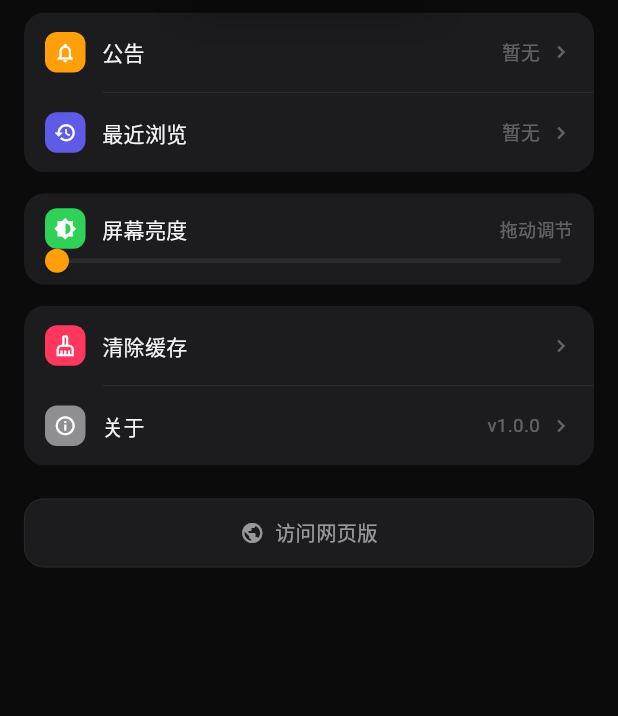
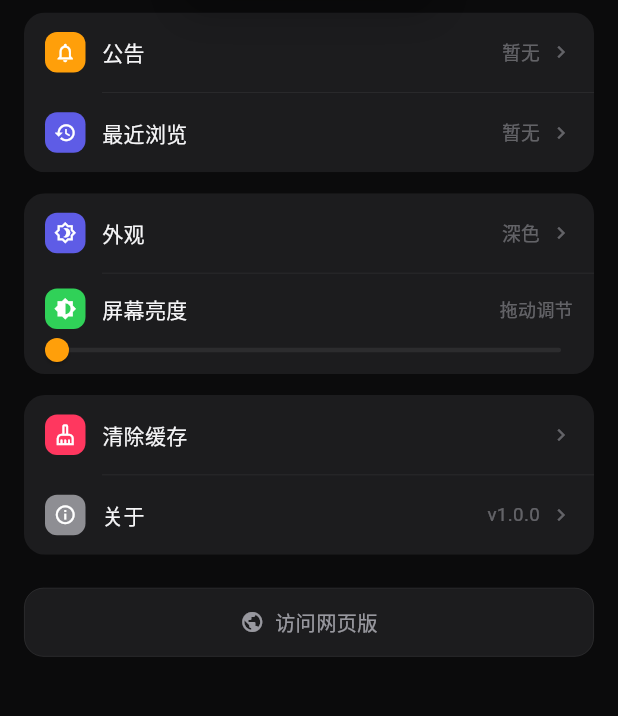
Before and after one commit to TKPORL/mrhyfx-app, a Flutter app: the MePage screen opened directly, after a tap on "清除缓存", on a phone screen of 412 x 824 dp, the part 286-1002 px from its top. Run offline on Flutter 3.47's test engine with Material 3 defaults, Android fonts, the phone set to English and light mode, and no system bars; our stand-ins replace cached_network_image, shared_preferences; accounts and stored records are empty; network calls fail.

Commit message:
新增深/浅色主题（我的→外观）；配色收敛到 T 并去掉写死颜色；亮度滑块与图标拉开间距

```diff
--- a/lib/ui/me_page.dart
+++ b/lib/ui/me_page.dart
@@ -7,24 +7,26 @@ import '../services/cache.dart';
 import '../services/dim.dart';
 import '../services/games_repo.dart';
 import '../services/store.dart';
+import '../services/theme_ctrl.dart';
 import 'about_page.dart';
 import 'detail_page.dart';
 import 'theme.dart';
 import 'tip.dart';
 
 class MePage extends StatefulWidget {
-  const MePage({super.key});
+  MePage({super.key});
   @override
   State<MePage> createState() => _MePageState();
 }
 
 class _MePageState extends State<MePage> {
-  static const _name = 'Tsinho 黄油站';
+  static final _name = 'Tsinho 黄油站';
   int _favCount = 0;
   int _recentCount = 0;
   Map<String, dynamic>? _links;
   int _annCount = 0;
   String _ver = '1.0.0';
+  String _modeLabel = '深色';
 
   @override
   void initState() {
@@ -38,6 +40,7 @@ class _MePageState extends State<MePage> {
     final links = await Api.json(Api.appRepo, 'app-links.json');
     final ann = await Api.json(Api.appRepo, 'announcements.json');
     final ver = await Api.json(Api.appRepo, 'version.json');
+    _syncModeLabel();
     if (!mounted) return;
     setState(() {
       _favCount = favs.length;
@@ -55,67 +58,69 @@ class _MePageState extends State<MePage> {
 
   @override
   Widget build(BuildContext context) {
-    final groups = (_links?['groups'] as List?) ?? const [];
-    final contacts = (_links?['contacts'] as List?) ?? const [];
+    final groups = (_links?['groups'] as List?) ?? [];
+    final contacts = (_links?['contacts'] as List?) ?? [];
     return Scaffold(
       backgroundColor: T.bg,
       body: SafeArea(
         bottom: false,
         child: ListView(
-          padding: const EdgeInsets.fromLTRB(16, 26, 16, 120),
+          padding: EdgeInsets.fromLTRB(16, 26, 16, 120),
           children: [
             Center(
               child: Container(
                 width: 84,
                 height: 84,
-                decoration: const BoxDecoration(
+                decoration: BoxDecoration(
                   shape: BoxShape.circle,
                   image: DecorationImage(image: AssetImage('assets/avatar.webp'), fit: BoxFit.cover),
                   boxShadow: [BoxShadow(color: Color(0x44000000), blurRadius: 18, offset: Offset(0, 8))],
                 ),
               ),
             ),
-            const SizedBox(height: 12),
-            const Center(
+            SizedBox(height: 12),
+            Center(
               child: Text(_name,
                   style: TextStyle(fontSize: 19, fontWeight: FontWeight.w700)),
             ),
-            const SizedBox(height: 5),
+            SizedBox(height: 5),
             Center(
               child: Text('已收藏 $_favCount 款 · 看过 $_recentCount 款',
-                  style: const TextStyle(fontSize: 12.5, color: T.tx3)),
+                  style: TextStyle(fontSize: 12.5, color: T.tx3)),
             ),
-            const SizedBox(height: 24),
+            SizedBox(height: 24),
             _group([
-              _row(Icons.notifications_none, const Color(0xFFFF9F0A), '公告',
+              _row(Icons.notifications_none, Color(0xFFFF9F0A), '公告',
                   value: _annCount > 0 ? '$_annCount 条' : '暂无', onTap: _showAnn),
-              _row(Icons.history, const Color(0xFF5E5CE6), '最近浏览',
+              _row(Icons.history, Color(0xFF5E5CE6), '最近浏览',
                   value: _recentCount > 0 ? '$_recentCount 款' : '暂无', onTap: _showRecent),
             ]),
-            const SizedBox(height: 14),
+            SizedBox(height: 14),
             _group([
+              _row(Icons.brightness_4_outlined, const Color(0xFF5E5CE6), '外观',
+                  value: _modeLabel, onTap: _pickTheme),
               _brightnessRow(),
             ]),
             if (groups.isNotEmpty || contacts.isNotEmpty) ...[
-              const SizedBox(height: 14),
+              SizedBox(height: 14),
               _group([
                 for (final g in groups)
-                  _row(Icons.groups_outlined, const Color(0xFF0A84FF), (g['name'] ?? '').toString(),
+                  _row(Icons.groups_outlined, Color(0xFF0A84FF), (g['name'] ?? '').toString(),
                       value: (g['qq'] ?? '').toString(), onTap: () => _open(g['url']?.toString())),
                 for (final c in contacts)
-                  _row(Icons.chat_bubble_outline, const Color(0xFF0A84FF), (c['name'] ?? '').toString(),
+                  _row(Icons.chat_bubble_outline, Color(0xFF0A84FF), (c['name'] ?? '').toString(),
                       onTap: () => _open(c['url']?.toString())),
               ]),
             ],
-            const SizedBox(height: 14),
+            SizedBox(height: 14),
             _group([
-              _row(Icons.cleaning_services_outlined, const Color(0xFFFF375F), '清除缓存',
+              _row(Icons.cleaning_services_outlined, Color(0xFFFF375F), '清除缓存',
                   onTap: _clearCache),
-              _row(Icons.info_outline, const Color(0xFF8E8E93), '关于', value: 'v$_ver',
+              _row(Icons.info_outline, Color(0xFF8E8E93), '关于', value: 'v$_ver',
                   onTap: () => Navigator.of(context)
-                      .push(MaterialPageRoute(builder: (_) => const AboutPage()))),
+                      .push(MaterialPageRoute(builder: (_) => AboutPage()))),
             ]),
-            const SizedBox(height: 22),
+            SizedBox(height: 22),
             GestureDetector(
               onTap: () => _open('https://tkporl.github.io/mrhyfx/'),
               child: Container(
@@ -125,7 +130,7 @@ class _MePageState extends State<MePage> {
                   borderRadius: BorderRadius.circular(13),
                   border: Border.all(color: T.line, width: 0.5),
                 ),
-                child: const Row(
+                child: Row(
                   mainAxisAlignment: MainAxisAlignment.center,
                   children: [
                     Icon(Icons.public, size: 16, color: T.tx2),
@@ -141,9 +146,54 @@ class _MePageState extends State<MePage> {
     );
   }
 
+  void _syncModeLabel() {
+    final m = ThemeCtrl.mode.value;
+    _modeLabel = m == ThemeMode.light ? '浅色' : m == ThemeMode.system ? '跟随系统' : '深色';
+  }
+
+  Future<void> _pickTheme() async {
+    final picked = await showModalBottomSheet<ThemeMode>(
+      context: context,
+      backgroundColor: T.card,
+      shape: const RoundedRectangleBorder(borderRadius: BorderRadius.vertical(top: Radius.circular(20))),
+      builder: (c) => SafeArea(
+        child: Column(
+          mainAxisSize: MainAxisSize.min,
+          children: [
+            const Padding(
+              padding: EdgeInsets.fromLTRB(18, 16, 18, 8),
+              child: Align(
+                alignment: Alignment.centerLeft,
+                child: Text('外观', style: TextStyle(fontSize: 17, fontWeight: FontWeight.w700)),
+              ),
+            ),
+            for (final e in [
+              (ThemeMode.dark, '深色', '全黑背景，夜里看舒服'),
+              (ThemeMode.light, '浅色', '白底深字，白天更清楚'),
+              (ThemeMode.system, '跟随系统', '跟手机设置走'),
+            ])
+              ListTile(
+                title: Text(e.$2, style: const TextStyle(fontSize: 15)),
+                subtitle: Text(e.$3, style: TextStyle(fontSize: 12, color: T.tx3)),
+                trailing: ThemeCtrl.mode.value == e.$1
+                    ? const Icon(Icons.check, size: 18, color: T.ac)
+                    : null,
+                onTap: () => Navigator.pop(c, e.$1),
+              ),
+            const SizedBox(height: 10),
+          ],
+        ),
+      ),
+    );
+    if (picked != null) {
+      await ThemeCtrl.set(picked);
+      if (mounted) setState(_syncModeLabel);
+    }
+  }
+
   Widget _brightnessRow() {
     return Padding(
-      padding: const EdgeInsets.fromLTRB(14, 10, 14, 8),
+      padding: EdgeInsets.fromLTRB(14, 10, 14, 8),
       child: Column(
         crossAxisAlignment: CrossAxisAlignment.start,
         children: [
@@ -153,20 +203,21 @@ class _MePageState extends State<MePage> {
                 width: 27,
                 height: 27,
                 decoration: BoxDecoration(
-                    color: const Color(0xFF30D158), borderRadius: BorderRadius.circular(8)),
-                child: const Icon(Icons.brightness_6, size: 15, color: Colors.white),
+                    color: Color(0xFF30D158), borderRadius: BorderRadius.circular(8)),
+                child: Icon(Icons.brightness_6, size: 15, color: Colors.white),
               ),
-              const SizedBox(width: 11),
-              const Expanded(child: Text('屏幕亮度', style: TextStyle(fontSize: 14))),
+              SizedBox(width: 11),
+              Expanded(child: Text('屏幕亮度', style: TextStyle(fontSize: 14))),
               Text('拖动调节', style: TextStyle(fontSize: 12, color: T.tx3)),
             ],
           ),
+          const SizedBox(height: 6),
           ValueListenableBuilder<double>(
             valueListenable: Dim.value,
             builder: (c, v, _) => SliderTheme(
               data: SliderTheme.of(context).copyWith(
                 trackHeight: 3,
-                thumbShape: const RoundSliderThumbShape(enabledThumbRadius: 8),
+                thumbShape: RoundSliderThumbShape(enabledThumbRadius: 8),
                 overlayShape: SliderComponentShape.noOverlay,
                 activeTrackColor: T.ac,
                 inactiveTrackColor: T.card2,
@@ -189,7 +240,7 @@ class _MePageState extends State<MePage> {
     final items = <Widget>[];
     for (var i = 0; i < children.length; i++) {
       if (i > 0) {
-        items.add(const Divider(height: 0.5, thickness: 0.5, indent: 52, color: T.line));
+        items.add(Divider(height: 0.5, thickness: 0.5, indent: 52, color: T.line));
       }
       items.add(children[i]);
     }
@@ -202,7 +253,7 @@ class _MePageState extends State<MePage> {
   Widget _row(IconData ic, Color tint, String label, {String? value, VoidCallback? onTap}) => InkWell(
         onTap: onTap ?? () => Tip.show(context, '$label 还在做，先看别的'),
         child: Padding(
-          padding: const EdgeInsets.symmetric(horizontal: 14, vertical: 13),
+          padding: EdgeInsets.symmetric(horizontal: 14, vertical: 13),
           child: Row(
             children: [
               Container(
@@ -211,12 +262,12 @@ class _MePageState extends State<MePage> {
                 decoration: BoxDecoration(color: tint, borderRadius: BorderRadius.circular(8)),
                 child: Icon(ic, size: 15, color: Colors.white),
               ),
-              const SizedBox(width: 11),
-              Expanded(child: Text(label, style: const TextStyle(fontSize: 14))),
+              SizedBox(width: 11),
+              Expanded(child: Text(label, style: TextStyle(fontSize: 14))),
               if (value != null && value.isNotEmpty)
-                Text(value, style: const TextStyle(fontSize: 12.5, color: T.tx3)),
-              const SizedBox(width: 6),
-              const Icon(Icons.chevron_right, size: 16, color: T.tx3),
+                Text(value, style: TextStyle(fontSize: 12.5, color: T.tx3)),
+              SizedBox(width: 6),
+              Icon(Icons.chevron_right, size: 16, color: T.tx3),
             ],
           ),
         ),
@@ -237,32 +288,32 @@ class _MePageState extends State<MePage> {
 
   Future<void> _showAnn() async {
     final ann = await Api.json(Api.appRepo, 'announcements.json');
-    final items = (ann?['items'] as List?) ?? const [];
+    final items = (ann?['items'] as List?) ?? [];
     if (!mounted) return;
     showModalBottomSheet(
       context: context,
       backgroundColor: T.card,
-      shape: const RoundedRectangleBorder(borderRadius: BorderRadius.vertical(top: Radius.circular(20))),
+      shape: RoundedRectangleBorder(borderRadius: BorderRadius.vertical(top: Radius.circular(20))),
       builder: (c) => SafeArea(
         child: Padding(
-          padding: const EdgeInsets.fromLTRB(18, 16, 18, 18),
+          padding: EdgeInsets.fromLTRB(18, 16, 18, 18),
           child: ListView(
             shrinkWrap: true,
             children: [
-              const Text('公告', style: TextStyle(fontSize: 19, fontWeight: FontWeight.w700)),
-              const SizedBox(height: 12),
-              if (items.isEmpty) const Text('暂无公告', style: TextStyle(color: T.tx3)),
+              Text('公告', style: TextStyle(fontSize: 19, fontWeight: FontWeight.w700)),
+              SizedBox(height: 12),
+              if (items.isEmpty) Text('暂无公告', style: TextStyle(color: T.tx3)),
               for (final a in items)
                 Padding(
-                  padding: const EdgeInsets.only(bottom: 14),
+                  padding: EdgeInsets.only(bottom: 14),
                   child: Column(
                     crossAxisAlignment: CrossAxisAlignment.start,
                     children: [
                       Text((a['title'] ?? '').toString(),
-                          style: const TextStyle(fontSize: 14, fontWeight: FontWeight.w600)),
-                      const SizedBox(height: 5),
+                          style: TextStyle(fontSize: 14, fontWeight: FontWeight.w600)),
+                      SizedBox(height: 5),
                       Text((a['body'] ?? '').toString(),
-                          style: const TextStyle(fontSize: 13, height: 1.6, color: T.tx2)),
+                          style: TextStyle(fontSize: 13, height: 1.6, color: T.tx2)),
                     ],
                   ),
                 ),
@@ -282,15 +333,15 @@ class _MePageState extends State<MePage> {
     showModalBottomSheet(
       context: context,
       backgroundColor: T.card,
-      shape: const RoundedRectangleBorder(borderRadius: BorderRadius.vertical(top: Radius.circular(20))),
+      shape: RoundedRectangleBorder(borderRadius: BorderRadius.vertical(top: Radius.circular(20))),
       builder: (c) => SafeArea(
         child: ListView(
           shrinkWrap: true,
-          padding: const EdgeInsets.fromLTRB(16, 16, 16, 18),
+          padding: EdgeInsets.fromLTRB(16, 16, 16, 18),
           children: [
-            const Text('最近浏览', style: TextStyle(fontSize: 19, fontWeight: FontWeight.w700)),
-            const SizedBox(height: 10),
-            if (list.isEmpty) const Text('还没有记录', style: TextStyle(color: T.tx3)),
+            Text('最近浏览', style: TextStyle(fontSize: 19, fontWeight: FontWeight.w700)),
+            SizedBox(height: 10),
+            if (list.isEmpty) Text('还没有记录', style: TextStyle(color: T.tx3)),
             for (final g in list)
               ListTile(
                 contentPadding: EdgeInsets.zero,
@@ -299,10 +350,10 @@ class _MePageState extends State<MePage> {
                   child: Image.network(g.cover,
                       width: 42, height: 52, fit: BoxFit.cover,
                       errorBuilder: (a, b, c2) =>
-                          const SizedBox(width: 42, height: 52, child: ColoredBox(color: T.card2))),
+                          SizedBox(width: 42, height: 52, child: ColoredBox(color: T.card2))),
                 ),
                 title: Text(g.title, maxLines: 2, overflow: TextOverflow.ellipsis,
-                    style: const TextStyle(fontSize: 13)),
+                    style: TextStyle(fontSize: 13)),
                 onTap: () {
                   Navigator.pop(c);
                   Navigator.of(context)
--- a/lib/ui/theme.dart
+++ b/lib/ui/theme.dart
@@ -1,12 +1,19 @@
 import 'package:flutter/material.dart';
 
+/// 颜色集中在这里，深浅色切换时整站跟着换
 class T {
-  static const bg = Color(0xFF0B0B0C);
-  static const card = Color(0xFF1C1C1E);
-  static const card2 = Color(0xFF2C2C2E);
-  static const tx = Color(0xFFF5F5F7);
-  static const tx2 = Color(0x99EBEBF5);
-  static const tx3 = Color(0x57EBEBF5);
+  static bool light = false;
+
+  static Color get bg => light ? const Color(0xFFF5F5F7) : const Color(0xFF0B0B0C);
+  static Color get card => light ? const Color(0xFFFFFFFF) : const Color(0xFF1C1C1E);
+  static Color get card2 => light ? const Color(0xFFEFEFF2) : const Color(0xFF2C2C2E);
+  static Color get tx => light ? const Color(0xFF111114) : const Color(0xFFF5F5F7);
+  static Color get tx2 => light ? const Color(0x9E111114) : const Color(0x99EBEBF5);
+  static Color get tx3 => light ? const Color(0x61111114) : const Color(0x57EBEBF5);
+  static Color get line => light ? const Color(0x14000000) : const Color(0x14FFFFFF);
   static const ac = Color(0xFFFF9F0A);
-  static const line = Color(0x14FFFFFF);
+
+  /// 底部栏/浮层这类半透明表面
+  static Color get sheet => light ? const Color(0xF7FFFFFF) : const Color(0xF2161618);
+  static Color get glass => light ? const Color(0xF2FFFFFF) : const Color(0xF21C1C1E);
 }
--- a/lib/ui/tip.dart
+++ b/lib/ui/tip.dart
@@ -13,7 +13,7 @@ class Tip {
       builder: (_) => _TipBody(msg: msg),
     );
     overlay.insert(_entry!);
-    Future.delayed(const Duration(milliseconds: 1800), () {
+    Future.delayed(Duration(milliseconds: 1800), () {
       _entry?.remove();
       _entry = null;
     });
@@ -22,14 +22,14 @@ class Tip {
 
 class _TipBody extends StatefulWidget {
   final String msg;
-  const _TipBody({required this.msg});
+  _TipBody({required this.msg});
   @override
   State<_TipBody> createState() => _TipBodyState();
 }
 
 class _TipBodyState extends State<_TipBody> with SingleTickerProviderStateMixin {
   late final AnimationController _c = AnimationController(
-      vsync: this, duration: const Duration(milliseconds: 180))..forward();
+      vsync: this, duration: Duration(milliseconds: 180))..forward();
 
   @override
   void dispose() {
@@ -51,16 +51,16 @@ class _TipBodyState extends State<_TipBody> with SingleTickerProviderStateMixin
             child: Material(
               color: Colors.transparent,
               child: Container(
-                padding: const EdgeInsets.symmetric(horizontal: 16, vertical: 11),
+                padding: EdgeInsets.symmetric(horizontal: 16, vertical: 11),
                 decoration: BoxDecoration(
-                  color: const Color(0xF21C1C1E),
+                  color: T.glass,
                   borderRadius: BorderRadius.circular(14),
                   border: Border.all(color: T.line, width: 0.5),
-                  boxShadow: const [BoxShadow(color: Color(0x66000000), blurRadius: 18, offset: Offset(0, 8))],
+                  boxShadow: [BoxShadow(color: Color(0x66000000), blurRadius: 18, offset: Offset(0, 8))],
                 ),
                 child: Text(widget.msg,
                     textAlign: TextAlign.center,
-                    style: const TextStyle(fontSize: 13.5, color: T.tx, height: 1.4)),
+                    style: TextStyle(fontSize: 13.5, color: T.tx, height: 1.4)),
               ),
             ),
           ),
```
Also changed, not shown: lib/main.dart (+51 -21 lines), lib/services/theme_ctrl.dart (added, +25 -0 lines), lib/ui/about_page.dart (+17 -17 lines), lib/ui/detail_page.dart (+39 -39 lines), lib/ui/home_shell.dart (+14 -14 lines), lib/ui/library_page.dart (+43 -43 lines), 1 other file.
